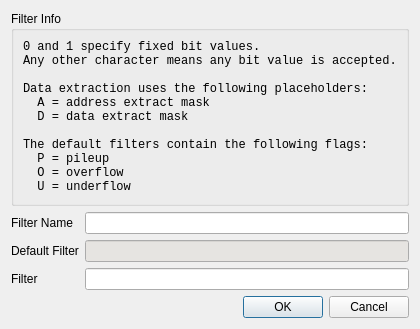
Before: the Qt Designer form src/datafilter_dialog.ui in flueke/mvme, drawn with Qt 5.
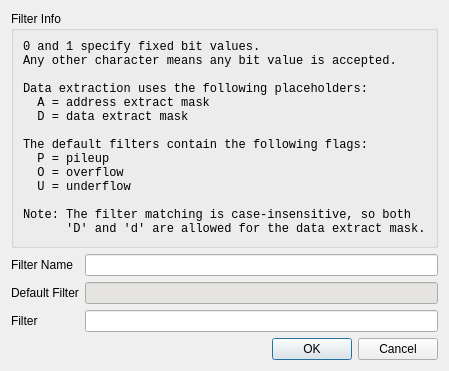
After: the same form once the commit is applied.

Commit message: update DataFilter Filter Info GUI, change labels of histo export and save buttons

What changed in the file:
```diff
--- a/src/datafilter_dialog.ui
+++ b/src/datafilter_dialog.ui
@@ -6,8 +6,8 @@
    <rect>
     <x>0</x>
     <y>0</y>
-    <width>406</width>
-    <height>327</height>
+    <width>434</width>
+    <height>369</height>
    </rect>
   </property>
   <property name="windowTitle">
@@ -38,7 +38,10 @@
 The default filters contain the following flags:
   P = pileup
   O = overflow
-  U = underflow</string>
+  U = underflow
+
+Note: The filter matching is case-insensitive, so both
+      'D' and 'd' are allowed for the data extract mask.</string>
         </property>
         <property name="textFormat">
          <enum>Qt::PlainText</enum>
```
The commit also changes 2 other files.
